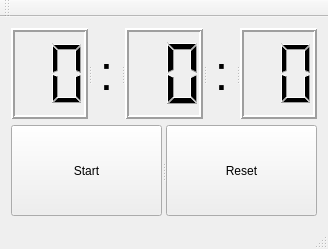
Before: the Qt Designer form mainwindow.ui in jokthefoo/QTStopwatch, drawn with Qt 5.
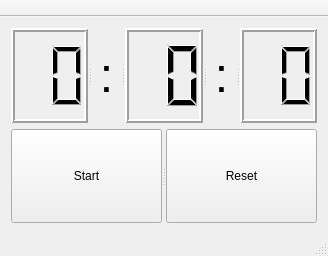
After: the same form once the commit is applied.

```diff
--- a/mainwindow.ui
+++ b/mainwindow.ui
@@ -7,7 +7,7 @@
     <x>0</x>
     <y>0</y>
     <width>328</width>
-    <height>249</height>
+    <height>256</height>
    </rect>
   </property>
   <property name="windowTitle">
@@ -150,11 +150,14 @@
    </property>
   </widget>
   <widget class="QToolBar" name="mainToolBar">
+   <property name="movable">
+    <bool>false</bool>
+   </property>
    <attribute name="toolBarArea">
     <enum>TopToolBarArea</enum>
    </attribute>
    <attribute name="toolBarBreak">
-    <bool>false</bool>
+    <bool>true</bool>
    </attribute>
   </widget>
   <widget class="QStatusBar" name="statusBar"/>
```
Left out of the diff: 2 changed lines with no effect on the pictures.
